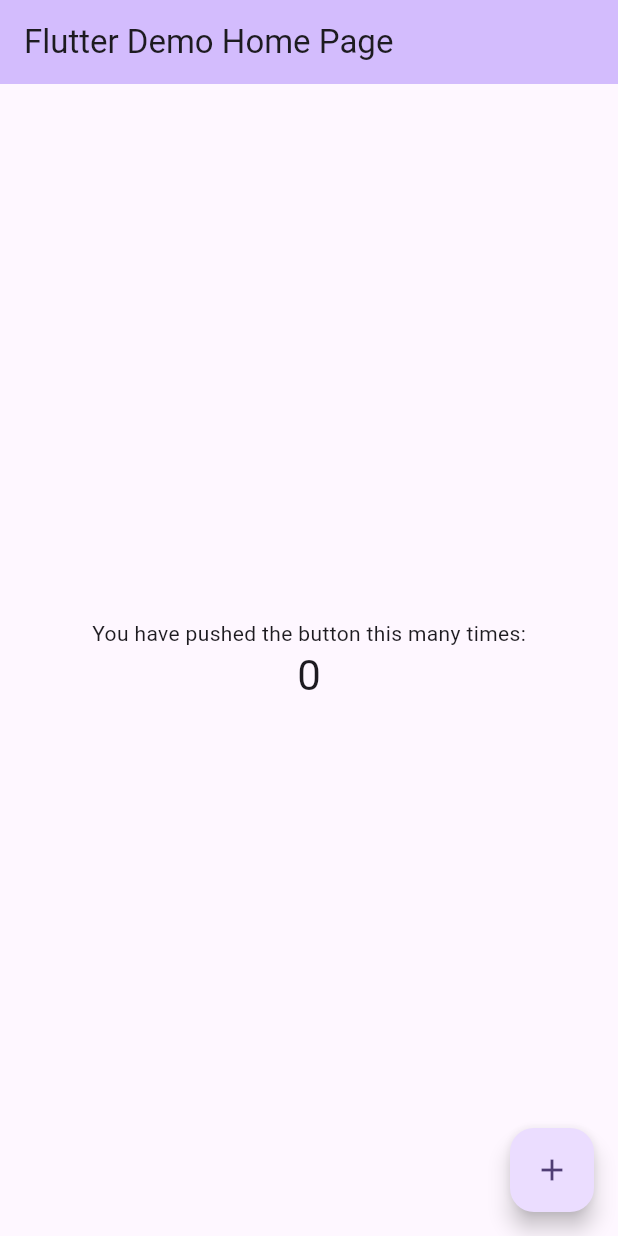
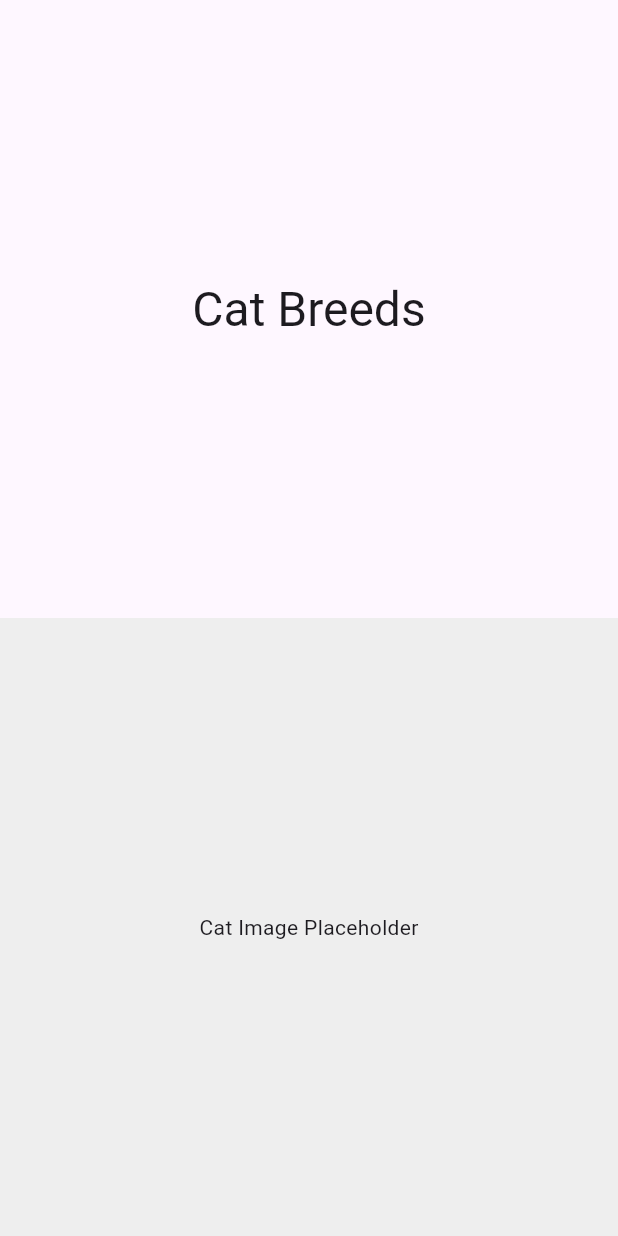
Before and after one commit to colbapnauj/pragma_test, a Flutter app: the first screen one second after launch, on a phone screen of 412 x 824 dp. Run offline on Flutter 3.47's test engine with Material 3 defaults, Android fonts, the light colour scheme and no system bars; our stand-ins replace dio, go_router.

Commit message:
Crea ViewModel y View para Splash
- Agrega go_router como paquete de navegación
- Crea Splash que redirige a home luego de 2 segundos

```diff
--- /dev/null
+++ b/lib/core/constants/app_routes.dart
@@ -0,0 +1,6 @@
+class AppRoutes {
+  AppRoutes._();
+
+  static const String splash = '/';
+  static const String home = '/home';
+}
--- /dev/null
+++ b/lib/core/routing/app_router.dart
@@ -0,0 +1,23 @@
+import 'package:go_router/go_router.dart';
+
+import '../../views/cat_breeds_list_view.dart';
+import '../../views/splash_view.dart';
+import '../constants/app_routes.dart';
+
+class AppRouter {
+  AppRouter._();
+
+  static final GoRouter router = GoRouter(
+    initialLocation: AppRoutes.splash,
+    routes: [
+      GoRoute(
+        path: AppRoutes.splash,
+        builder: (context, state) => const SplashView(),
+      ),
+      GoRoute(
+        path: AppRoutes.home,
+        builder: (context, state) => const CatBreedsListView(),
+      ),
+    ],
+  );
+}
--- a/lib/main.dart
+++ b/lib/main.dart
@@ -1,4 +1,6 @@
 import 'package:flutter/material.dart';
+
+import 'core/routing/app_router.dart';
 
 void main() {
   runApp(const MyApp());
@@ -7,116 +9,15 @@ void main() {
 class MyApp extends StatelessWidget {
   const MyApp({super.key});
 
-  // This widget is the root of your application.
   @override
   Widget build(BuildContext context) {
-    return MaterialApp(
-      title: 'Flutter Demo',
+    return MaterialApp.router(
+      title: 'Cat Breeds',
       theme: ThemeData(
-        // This is the theme of your application.
-        //
-        // TRY THIS: Try running your application with "flutter run". You'll see
-        // the application has a purple toolbar. Then, without quitting the app,
-        // try changing the seedColor in the colorScheme below to Colors.green
-        // and then invoke "hot reload" (save your changes or press the "hot
-        // reload" button in a Flutter-supported IDE, or press "r" if you used
-        // the command line to start the app).
-        //
-        // Notice that the counter didn't reset back to zero; the application
-        // state is not lost during the reload. To reset the state, use hot
-        // restart instead.
-        //
-        // This works for code too, not just values: Most code changes can be
-        // tested with just a hot reload.
-        colorScheme: .fromSeed(seedColor: Colors.deepPurple),
+        colorScheme: ColorScheme.fromSeed(seedColor: Colors.deepPurple),
+        useMaterial3: true,
       ),
-      home: const MyHomePage(title: 'Flutter Demo Home Page'),
+      routerConfig: AppRouter.router,
     );
   }
 }
-
-class MyHomePage extends StatefulWidget {
-  const MyHomePage({super.key, required this.title});
-
-  // This widget is the home page of your application. It is stateful, meaning
-  // that it has a State object (defined below) that contains fields that affect
-  // how it looks.
-
-  // This class is the configuration for the state. It holds the values (in this
-  // case the title) provided by the parent (in this case the App widget) and
-  // used by the build method of the State. Fields in a Widget subclass are
-  // always marked "final".
-
-  final String title;
-
-  @override
-  State<MyHomePage> createState() => _MyHomePageState();
-}
-
-class _MyHomePageState extends State<MyHomePage> {
-  int _counter = 0;
-
-  void _incrementCounter() {
-    setState(() {
-      // This call to setState tells the Flutter framework that something has
-      // changed in this State, which causes it to rerun the build method below
-      // so that the display can reflect the updated values. If we changed
-      // _counter without calling setState(), then the build method would not be
-      // called again, and so nothing would appear to happen.
-      _counter++;
-    });
-  }
-
-  @override
-  Widget build(BuildContext context) {
-    // This method is rerun every time setState is called, for instance as done
-    // by the _incrementCounter method above.
-    //
-    // The Flutter framework has been optimized to make rerunning build methods
-    // fast, so that you can just rebuild anything that needs updating rather
-    // than having to individually change instances of widgets.
-    return Scaffold(
-      appBar: AppBar(
-        // TRY THIS: Try changing the color here to a specific color (to
-        // Colors.amber, perhaps?) and trigger a hot reload to see the AppBar
-        // change color while the other colors stay the same.
-        backgroundColor: Theme.of(context).colorScheme.inversePrimary,
-        // Here we take the value from the MyHomePage object that was created by
-        // the App.build method, and use it to set our appbar title.
-        title: Text(widget.title),
-      ),
-      body: Center(
-        // Center is a layout widget. It takes a single child and positions it
-        // in the middle of the parent.
-        child: Column(
-          // Column is also a layout widget. It takes a list of children and
-          // arranges them vertically. By default, it sizes itself to fit its
-          // children horizontally, and tries to be as tall as its parent.
-          //
-          // Column has various properties to control how it sizes itself and
-          // how it positions its children. Here we use mainAxisAlignment to
-          // center the children vertically; the main axis here is the vertical
-          // axis because Columns are vertical (the cross axis would be
-          // horizontal).
-          //
-          // TRY THIS: Invoke "debug painting" (choose the "Toggle Debug Paint"
-          // action in the IDE, or press "p" in the console), to see the
-          // wireframe for each widget.
-          mainAxisAlignment: .center,
-          children: [
-            const Text('You have pushed the button this many times:'),
-            Text(
-              '$_counter',
-              style: Theme.of(context).textTheme.headlineMedium,
-            ),
-          ],
-        ),
-      ),
-      floatingActionButton: FloatingActionButton(
-        onPressed: _incrementCounter,
-        tooltip: 'Increment',
-        child: const Icon(Icons.add),
-      ),
-    );
-  }
-}
--- /dev/null
+++ b/lib/viewmodels/splash_view_model.dart
@@ -0,0 +1,17 @@
+import 'package:flutter/foundation.dart';
+
+class SplashViewModel extends ChangeNotifier {
+  SplashViewModel({this.displayDuration = const Duration(seconds: 2)});
+
+  final Duration displayDuration;
+
+  bool _isReady = false;
+
+  bool get isReady => _isReady;
+
+  Future<void> start() async {
+    await Future.delayed(displayDuration);
+    _isReady = true;
+    notifyListeners();
+  }
+}
--- a/lib/views/cat_breeds_list_view.dart
+++ b/lib/views/cat_breeds_list_view.dart
@@ -3,9 +3,9 @@ import 'package:flutter/material.dart';
 import '../viewmodels/cat_breeds_list_view_model.dart';
 
 class CatBreedsListView extends StatelessWidget {
-  const CatBreedsListView({super.key, required this.viewModel});
+  const CatBreedsListView({super.key, this.viewModel});
 
-  final CatBreedsListViewModel viewModel;
+  final CatBreedsListViewModel? viewModel;
 
   @override
   Widget build(BuildContext context) {
--- /dev/null
+++ b/lib/views/splash_view.dart
@@ -0,0 +1,64 @@
+import 'package:flutter/material.dart';
+import 'package:go_router/go_router.dart';
+
+import '../core/constants/app_routes.dart';
+import '../viewmodels/splash_view_model.dart';
+
+class SplashView extends StatefulWidget {
+  const SplashView({super.key});
+
+  @override
+  State<SplashView> createState() => _SplashViewState();
+}
+
+class _SplashViewState extends State<SplashView> {
+  late SplashViewModel _viewModel;
+
+  @override
+  void initState() {
+    super.initState();
+    _viewModel = SplashViewModel();
+    _viewModel.addListener(_onViewModelReady);
+    _viewModel.start();
+  }
+
+  void _onViewModelReady() {
+    if (_viewModel.isReady && mounted) {
+      context.go(AppRoutes.home);
+    }
+  }
+
+  @override
+  void dispose() {
+    _viewModel.removeListener(_onViewModelReady);
+    _viewModel.dispose();
+    super.dispose();
+  }
+
+  @override
+  Widget build(BuildContext context) {
+    return Scaffold(
+      body: Column(
+        mainAxisAlignment: MainAxisAlignment.center,
+        children: [
+          Expanded(
+            child: Center(
+              child: Text(
+                'Cat Breeds',
+                style: Theme.of(context).textTheme.headlineLarge,
+              ),
+            ),
+          ),
+          Expanded(
+            child: Container(
+              color: Colors.grey[200],
+              child: const Center(
+                child: Text('Cat Image Placeholder'),
+              ),
+            ),
+          ),
+        ],
+      ),
+    );
+  }
+}
--- a/pubspec.yaml
+++ b/pubspec.yaml
@@ -35,6 +35,7 @@ dependencies:
   # Use with the CupertinoIcons class for iOS style icons.
   cupertino_icons: ^1.0.8
   dio: ^5.7.0
+  go_router: ^14.2.0
 
 dev_dependencies:
   flutter_test:
```
Also changed, not shown: pubspec.lock.
